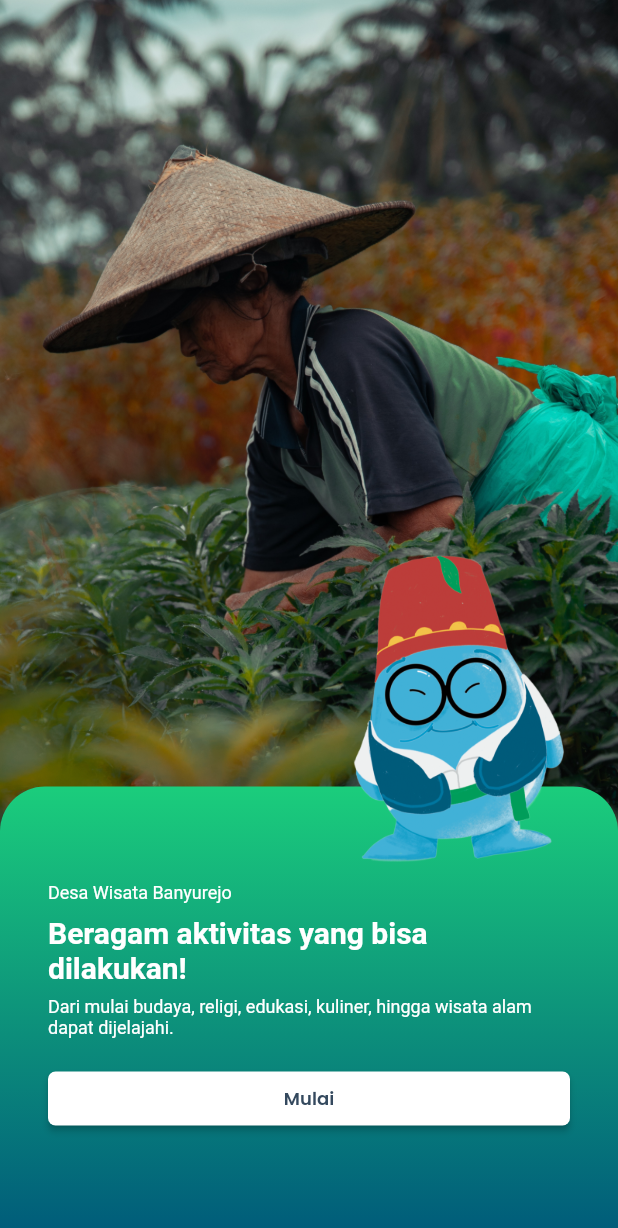
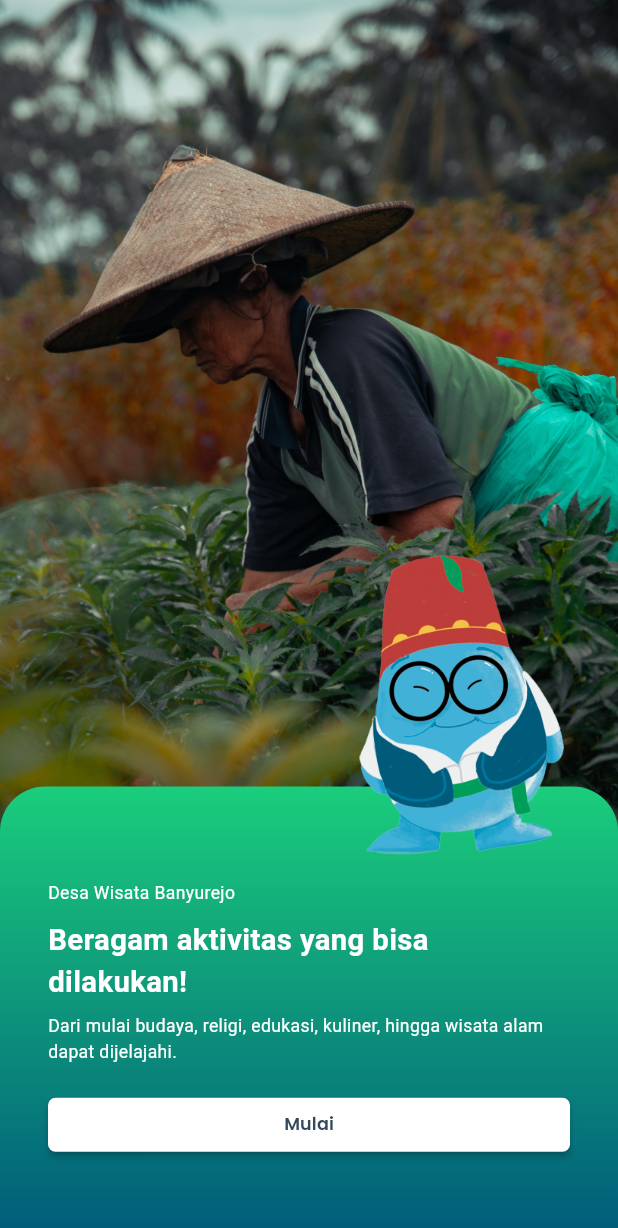
Before and after one commit to reAlpha39/dewikreatif, a Flutter app: the screen it shows after launch, after a tap on "Selanjutnya", on a phone screen of 412 x 824 dp. Shown: the top 1228 px of the screen. Run offline on Flutter 3.47's test engine with Material 2 defaults, Android fonts, the phone set to English and light mode, and no system bars; our stand-ins replace flutter_screenutil, google_fonts, permission_handler; missing offline and left inert: flutter_inappwebview; Roboto replaces fonts that are missing (Laila).

Commit message:
add screen util

```diff
--- a/lib/main.dart
+++ b/lib/main.dart
@@ -1,6 +1,6 @@
 import 'package:dewikreatif/pages/onboarding.dart';
-import 'package:dewikreatif/widgets/main_webview.dart';
 import 'package:flutter/material.dart';
+import 'package:flutter_screenutil/flutter_screenutil.dart';
 import 'package:permission_handler/permission_handler.dart';
 
 void main() async {
@@ -18,12 +18,18 @@ class MyApp extends StatelessWidget {
   // This widget is the root of your application.
   @override
   Widget build(BuildContext context) {
-    return MaterialApp(
-      title: 'dewikreatif',
-      theme: ThemeData(
-        primarySwatch: Colors.blue,
+    return ScreenUtilInit(
+      designSize: const Size(390, 844),
+      minTextAdapt: true,
+      splitScreenMode: true,
+      builder: (context, child) => MaterialApp(
+        title: 'dewikreatif',
+        theme: ThemeData(
+          primarySwatch: Colors.blue,
+          textTheme: Typography.englishLike2021.apply(fontSizeFactor: 1.sp),
+        ),
+        home: const OnBoarding(),
       ),
-      home: const OnBoarding(),
     );
   }
 }
--- a/lib/pages/onboarding.dart
+++ b/lib/pages/onboarding.dart
@@ -1,5 +1,6 @@
 import 'package:dewikreatif/widgets/main_webview.dart';
 import 'package:flutter/material.dart';
+import 'package:flutter_screenutil/flutter_screenutil.dart';
 import 'package:google_fonts/google_fonts.dart';
 
 class OnBoarding extends StatefulWidget {
@@ -79,34 +80,34 @@ class OnboardA extends StatelessWidget {
                           mainAxisAlignment: MainAxisAlignment.start,
                           crossAxisAlignment: CrossAxisAlignment.start,
                           children: [
-                            const SizedBox(height: 32),
+                            SizedBox(height: 32.h),
                             Text(
                               'Desa Wisata Banyurejo',
                               style: GoogleFonts.laila(
-                                fontSize: 12,
+                                fontSize: 12.sp,
                                 fontWeight: FontWeight.w400,
                                 color: Colors.white,
                               ),
                             ),
-                            const SizedBox(height: 8),
+                            SizedBox(height: 8.h),
                             Text(
                               'Jelajahi berbagai macam wisata di Kalurahan Banyurejo!',
                               style: GoogleFonts.roboto(
-                                fontSize: 20,
+                                fontSize: 20.sp,
                                 fontWeight: FontWeight.w700,
                                 color: Colors.white,
                               ),
                             ),
-                            const SizedBox(height: 8),
+                            SizedBox(height: 8.h),
                             Text(
                               'Tersedia informasi lengkap seputar aktivitas, fasilitas, lokasi serta panduan wisata.',
                               style: GoogleFonts.laila(
-                                fontSize: 12,
+                                fontSize: 12.sp,
                                 fontWeight: FontWeight.w400,
                                 color: Colors.white,
                               ),
                             ),
-                            const SizedBox(height: 16),
+                            SizedBox(height: 16.h),
                             ElevatedButton(
                               onPressed: () => pageController.nextPage(
                                 duration: const Duration(milliseconds: 500),
@@ -122,7 +123,7 @@ class OnboardA extends StatelessWidget {
                                 child: Text(
                                   'Selanjutnya',
                                   style: GoogleFonts.poppins(
-                                    fontSize: 12,
+                                    fontSize: 12.sp,
                                     fontWeight: FontWeight.w600,
                                     color: const Color(0xFF34495E),
                                   ),
@@ -141,7 +142,7 @@ class OnboardA extends StatelessWidget {
                     alignment: Alignment.topRight,
                     child: Image.asset(
                       'assets/maskot1.png',
-                      height: 210,
+                      height: 210.h,
                     ),
                   ),
                 )
@@ -204,34 +205,34 @@ class OnboardB extends StatelessWidget {
                           mainAxisAlignment: MainAxisAlignment.start,
                           crossAxisAlignment: CrossAxisAlignment.start,
                           children: [
-                            const SizedBox(height: 32),
+                            SizedBox(height: 32.h),
                             Text(
                               'Desa Wisata Banyurejo',
                               style: GoogleFonts.laila(
-                                fontSize: 12,
+                                fontSize: 12.sp,
                                 fontWeight: FontWeight.w400,
                                 color: Colors.white,
                               ),
                             ),
-                            const SizedBox(height: 8),
+                            SizedBox(height: 8.h),
                             Text(
                               'Beragam aktivitas yang bisa dilakukan!',
                               style: GoogleFonts.roboto(
-                                fontSize: 20,
+                                fontSize: 20.sp,
                                 fontWeight: FontWeight.w700,
                                 color: Colors.white,
                               ),
                             ),
-                            const SizedBox(height: 8),
+                            SizedBox(height: 8.h),
                             Text(
                               'Dari mulai budaya, religi, edukasi, kuliner, hingga wisata alam dapat dijelajahi.',
                               style: GoogleFonts.laila(
-                                fontSize: 12,
+                                fontSize: 12.sp,
                                 fontWeight: FontWeight.w400,
                                 color: Colors.white,
                               ),
                             ),
-                            const SizedBox(height: 16),
+                            SizedBox(height: 16.h),
                             ElevatedButton(
                               onPressed: () => Navigator.pushReplacement(
                                 context,
@@ -249,7 +250,7 @@ class OnboardB extends StatelessWidget {
                                 child: Text(
                                   'Mulai',
                                   style: GoogleFonts.poppins(
-                                    fontSize: 12,
+                                    fontSize: 12.sp,
                                     fontWeight: FontWeight.w600,
                                     color: const Color(0xFF34495E),
                                   ),
@@ -268,7 +269,7 @@ class OnboardB extends StatelessWidget {
                     alignment: Alignment.topRight,
                     child: Image.asset(
                       'assets/maskot2.png',
-                      height: 210,
+                      height: 210.h,
                     ),
                   ),
                 )
--- a/pubspec.yaml
+++ b/pubspec.yaml
@@ -11,6 +11,7 @@ dependencies:
     sdk: flutter
   cupertino_icons: ^1.0.2
   flutter_inappwebview: ^5.7.1+1
+  flutter_screenutil: ^5.6.0
   google_fonts: ^3.0.1
   icons_launcher: ^2.0.6
   permission_handler: ^10.2.0
```
Also changed, not shown: pubspec.lock.
